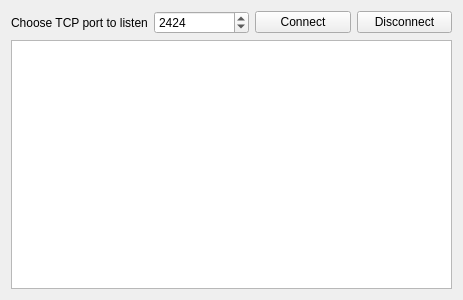
khomchenkovaa/PortListener, file tcplistener.ui: the form before one commit.
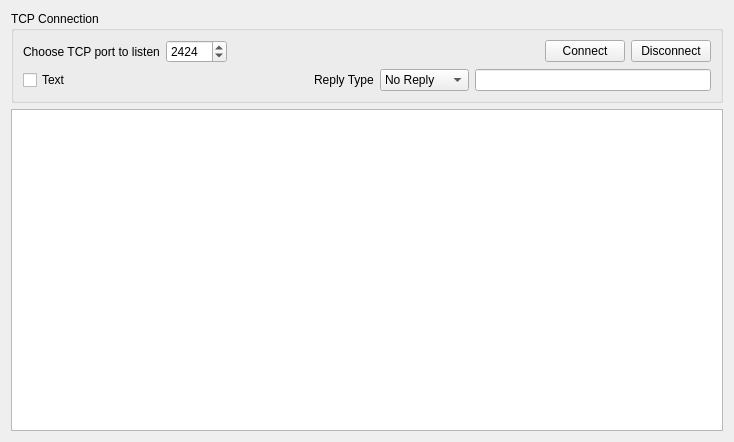
The form after the commit.

Commit message: [ADD] TCP read binary/text data option, set Reply Type

```diff
--- a/tcplistener.ui
+++ b/tcplistener.ui
@@ -6,13 +6,19 @@
    <rect>
     <x>0</x>
     <y>0</y>
-    <width>463</width>
-    <height>300</height>
+    <width>734</width>
+    <height>442</height>
    </rect>
   </property>
   <property name="windowTitle">
    <string>Form</string>
   </property>
+  <layout class="QVBoxLayout" name="verticalLayout_2">
+   <item>
+    <widget class="QGroupBox" name="groupBox">
+     <property name="title">
+      <string>TCP Connection</string>
+     </property>
   <layout class="QVBoxLayout" name="verticalLayout">
    <item>
     <layout class="QHBoxLayout" name="horizontalLayout">
@@ -36,6 +42,19 @@
        </property>
       </widget>
      </item>
+        <item>
+         <spacer name="horizontalSpacer">
+          <property name="orientation">
+           <enum>Qt::Horizontal</enum>
+          </property>
+          <property name="sizeHint" stdset="0">
+           <size>
+            <width>40</width>
+            <height>20</height>
+           </size>
+          </property>
+         </spacer>
+        </item>
      <item>
       <widget class="QPushButton" name="btnConnect">
        <property name="text">
@@ -51,6 +70,62 @@
       </widget>
      </item>
     </layout>
+      </item>
+      <item>
+       <layout class="QHBoxLayout" name="horizontalLayout_2">
+        <item>
+         <widget class="QCheckBox" name="chkText">
+          <property name="text">
+           <string>Text</string>
+          </property>
+         </widget>
+        </item>
+        <item>
+         <spacer name="horizontalSpacer_2">
+          <property name="orientation">
+           <enum>Qt::Horizontal</enum>
+          </property>
+          <property name="sizeHint" stdset="0">
+           <size>
+            <width>40</width>
+            <height>20</height>
+           </size>
+          </property>
+         </spacer>
+        </item>
+        <item>
+         <widget class="QLabel" name="lblReplyType">
+          <property name="text">
+           <string>Reply Type</string>
+          </property>
+         </widget>
+        </item>
+        <item>
+         <widget class="QComboBox" name="cmbReplyType">
+          <item>
+           <property name="text">
+            <string>No Reply</string>
+           </property>
+          </item>
+          <item>
+           <property name="text">
+            <string>Echo</string>
+           </property>
+          </item>
+          <item>
+           <property name="text">
+            <string>Predefined</string>
+           </property>
+          </item>
+         </widget>
+        </item>
+        <item>
+         <widget class="QLineEdit" name="editReply"/>
+        </item>
+       </layout>
+      </item>
+     </layout>
+    </widget>
    </item>
    <item>
     <widget class="QTextEdit" name="textLog"/>
```
Lines whose indentation alone changed are shown as unchanged. The commit also changes 6 other files.
